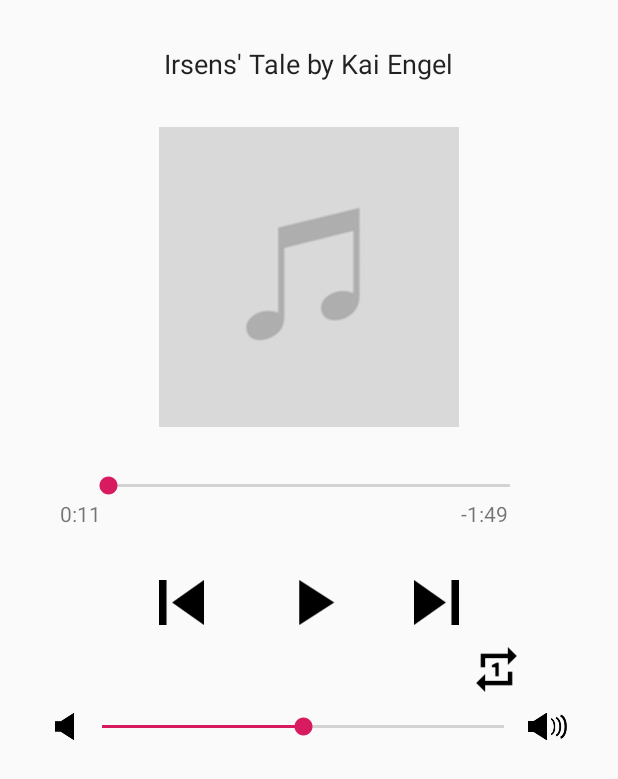
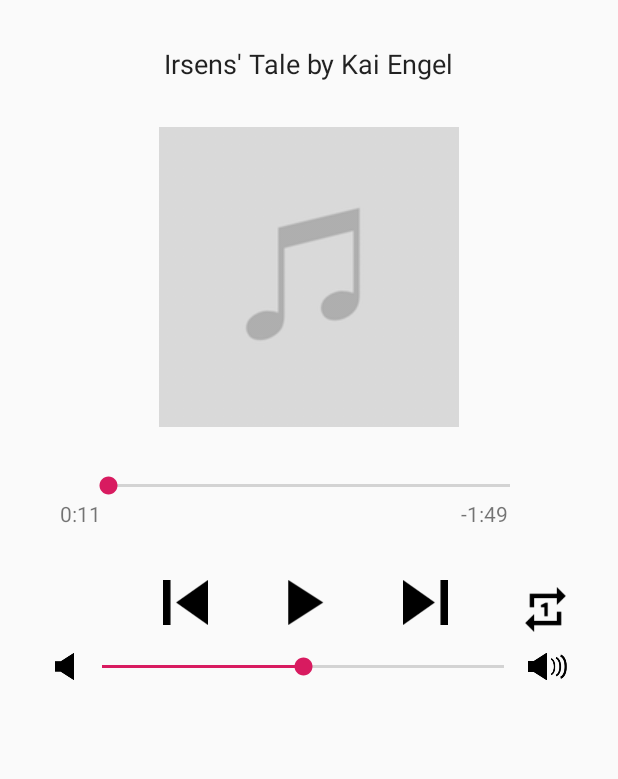
Before and after one commit to nchen000/MusicPlayer, an Android app: the layout activity_main.xml on its own in the app's theme, with its tools: preview values and no code run, on a phone screen of 412 x 824 dp. Shown: the top 779 px of the screen. Run offline under Robolectric (Android 15) with nearby library versions, the phone set to English and light mode, and no system bars.

Commit message:
Update activity_main.xml
- layout adjusted: now repeatBtn goes on the same row as playBtn and right above sound2

```diff
--- a/app/src/main/res/layout/activity_main.xml
+++ b/app/src/main/res/layout/activity_main.xml
@@ -61,8 +61,10 @@
             android:layout_width="30dp"
             android:layout_height="30dp"
             android:layout_marginTop="5dp"
-            android:layout_marginRight="60dp"
+            android:layout_marginLeft="75dp"
+            android:layout_marginRight="50dp"
             android:background="@drawable/previous"
+            android:onClick="preBtnClick"
             />
 
         <Button
@@ -80,8 +82,8 @@
             android:layout_marginTop="5dp"
             android:layout_marginLeft="50dp"
             android:background="@drawable/skip"
+            android:onClick="nextBtnClick"
             />
-    </LinearLayout>
 
         <Button
             android:id="@+id/repeatBtn"
@@ -89,8 +91,11 @@
             android:layout_height="30dp"
             android:background="@drawable/repeatoff"
             android:layout_marginTop="10dp"
-        android:layout_marginLeft="125dp"
+            android:layout_marginLeft="50dp"
             android:onClick="repeatBtnClick" />
+
+    </LinearLayout>
+
     <LinearLayout
         android:layout_width="match_parent"
         android:layout_height="wrap_content"
```
Lines whose indentation alone changed are shown as unchanged.
